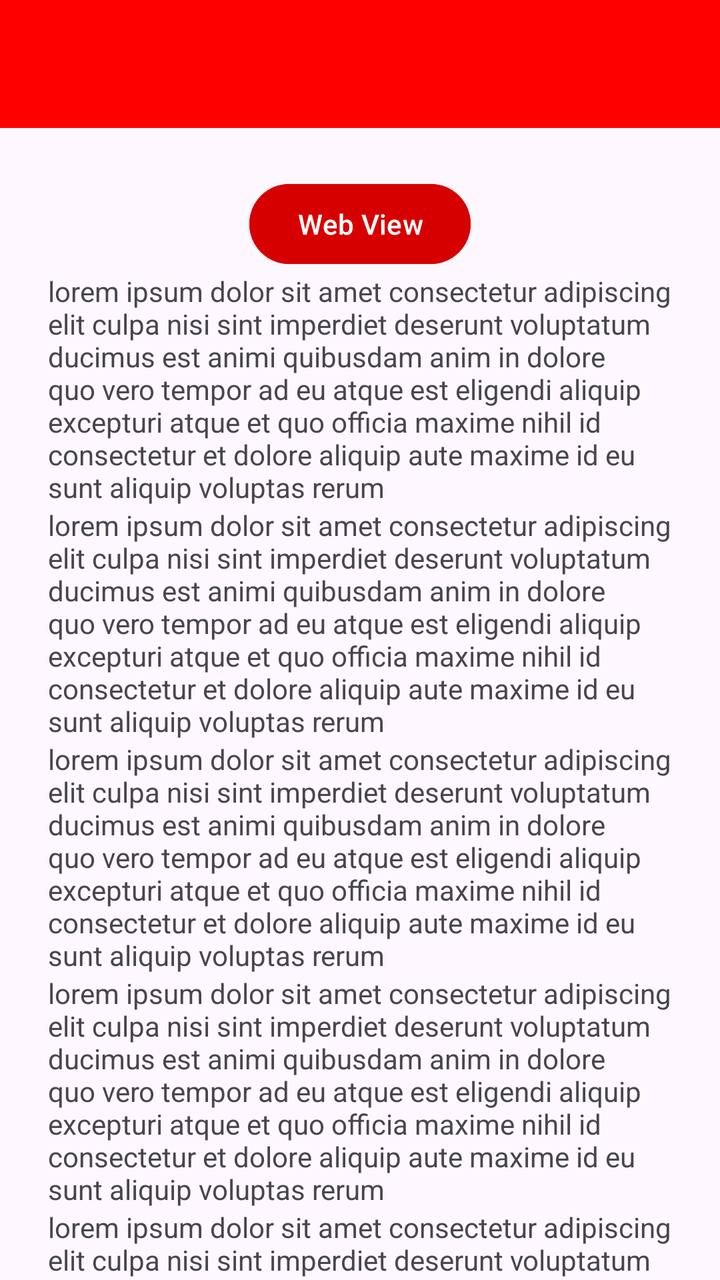
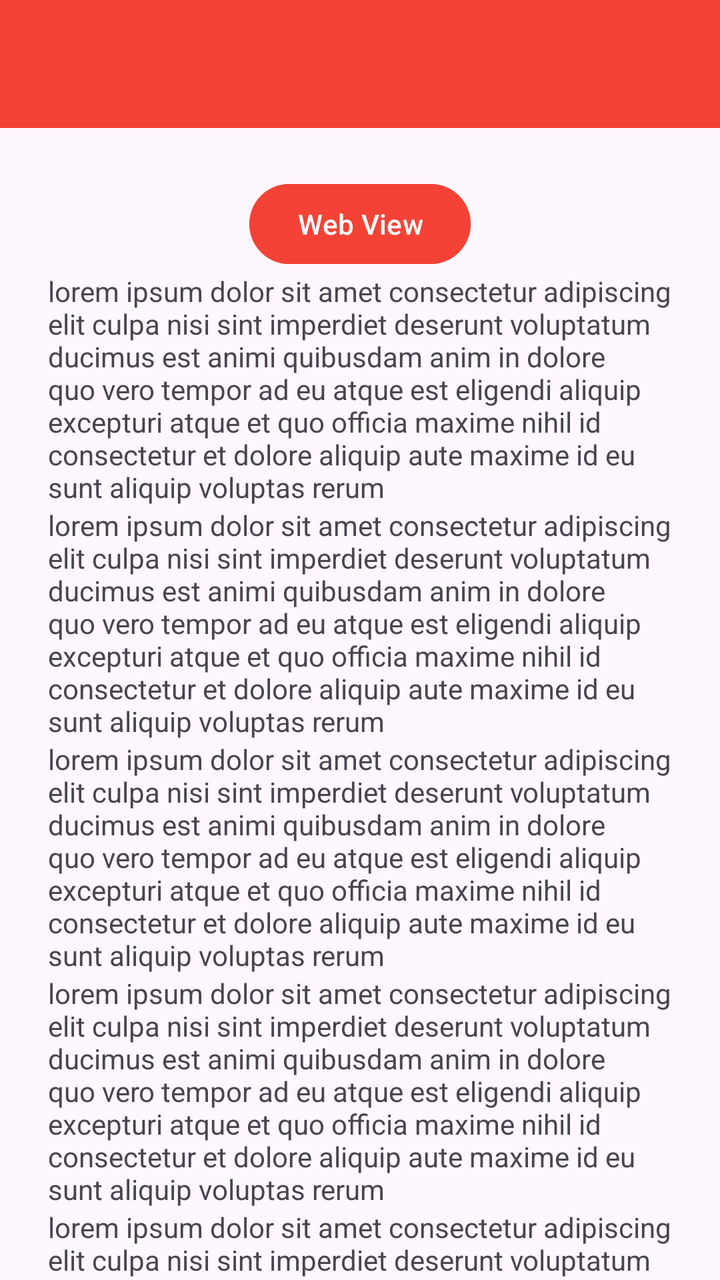

Two renders of the same Android screen: before a commit and after it. Below are the layout's source before the change and the commit's diff.
<!-- AndroidManifest.xml: application theme Theme.Sherine_TIA -->
<!-- res/layout/activity_lima.xml -->
<?xml version="1.0" encoding="utf-8"?>
<androidx.coordinatorlayout.widget.CoordinatorLayout xmlns:android="http://schemas.android.com/apk/res/android"
    xmlns:app="http://schemas.android.com/apk/res-auto"
    xmlns:tools="http://schemas.android.com/tools"
    android:id="@+id/main"
    android:layout_width="match_parent"
    android:layout_height="match_parent"
    tools:context=".Home.pertemuan_5.LimaActivity">

    <com.google.android.material.appbar.AppBarLayout
        android:id="@+id/appBar"
        android:layout_width="match_parent"
        android:layout_height="wrap_content">

        <androidx.appcompat.widget.Toolbar
            android:id="@+id/toolbar"
            android:layout_width="match_parent"
            android:layout_height="?attr/actionBarSize"
            android:background="#FF0000"
            app:layout_constraintBottom_toBottomOf="parent"
            app:layout_constraintEnd_toEndOf="parent"
            app:layout_constraintHorizontal_bias="0.0"
            app:layout_constraintStart_toStartOf="parent"
            app:layout_constraintTop_toTopOf="parent"
            app:layout_constraintVertical_bias="0.0"
            app:subtitleTextColor="@android:color/white"
            app:titleTextColor="@android:color/white"
            app:layout_scrollFlags="scroll|enterAlways"/>
    </com.google.android.material.appbar.AppBarLayout>

    <androidx.core.widget.NestedScrollView
        android:layout_width="match_parent"
        android:layout_height="match_parent"
        android:clipToPadding="false"
        android:padding="24dp"
        app:layout_behavior="@string/appbar_scrolling_view_behavior">

        <LinearLayout
            android:layout_width="match_parent"
            android:layout_height="wrap_content"
            android:gravity="center_horizontal"
            android:orientation="vertical">

            <Button
                android:id="@+id/btnWebView"
                android:layout_width="wrap_content"
                android:layout_height="wrap_content"
                android:text="Web View"
                android:backgroundTint="@color/button"/>
            <TextView
                android:layout_width="match_parent"
                android:layout_height="wrap_content"
                android:text="lorem ipsum dolor sit amet consectetur adipiscing elit culpa nisi sint imperdiet deserunt voluptatum ducimus est animi quibusdam anim in dolore quo vero tempor ad eu atque est eligendi aliquip excepturi atque et quo officia maxime nihil id consectetur et dolore aliquip aute maxime id eu sunt aliquip voluptas rerum" />

            <TextView
                android:layout_width="match_parent"
                android:layout_height="wrap_content"
                android:text="lorem ipsum dolor sit amet consectetur adipiscing elit culpa nisi sint imperdiet deserunt voluptatum ducimus est animi quibusdam anim in dolore quo vero tempor ad eu atque est eligendi aliquip excepturi atque et quo officia maxime nihil id consectetur et dolore aliquip aute maxime id eu sunt aliquip voluptas rerum" />

            <TextView
                android:layout_width="match_parent"
                android:layout_height="wrap_content"
                android:text="lorem ipsum dolor sit amet consectetur adipiscing elit culpa nisi sint imperdiet deserunt voluptatum ducimus est animi quibusdam anim in dolore quo vero tempor ad eu atque est eligendi aliquip excepturi atque et quo officia maxime nihil id consectetur et dolore aliquip aute maxime id eu sunt aliquip voluptas rerum" />

            <TextView
                android:layout_width="match_parent"
                android:layout_height="wrap_content"
                android:text="lorem ipsum dolor sit amet consectetur adipiscing elit culpa nisi sint imperdiet deserunt voluptatum ducimus est animi quibusdam anim in dolore quo vero tempor ad eu atque est eligendi aliquip excepturi atque et quo officia maxime nihil id consectetur et dolore aliquip aute maxime id eu sunt aliquip voluptas rerum" />

            <TextView
                android:layout_width="match_parent"
                android:layout_height="wrap_content"
                android:text="lorem ipsum dolor sit amet consectetur adipiscing elit culpa nisi sint imperdiet deserunt voluptatum ducimus est animi quibusdam anim in dolore quo vero tempor ad eu atque est eligendi aliquip excepturi atque et quo officia maxime nihil id consectetur et dolore aliquip aute maxime id eu sunt aliquip voluptas rerum" />

            <TextView
                android:layout_width="match_parent"
                android:layout_height="wrap_content"
                android:text="lorem ipsum dolor sit amet consectetur adipiscing elit culpa nisi sint imperdiet deserunt voluptatum ducimus est animi quibusdam anim in dolore quo vero tempor ad eu atque est eligendi aliquip excepturi atque et quo officia maxime nihil id consectetur et dolore aliquip aute maxime id eu sunt aliquip voluptas rerum" />

            <TextView
                android:layout_width="match_parent"
                android:layout_height="wrap_content"
                android:text="lorem ipsum dolor sit amet consectetur adipiscing elit culpa nisi sint imperdiet deserunt voluptatum ducimus est animi quibusdam anim in dolore quo vero tempor ad eu atque est eligendi aliquip excepturi atque et quo officia maxime nihil id consectetur et dolore aliquip aute maxime id eu sunt aliquip voluptas rerum" />

            <TextView
                android:layout_width="match_parent"
                android:layout_height="wrap_content"
                android:text="lorem ipsum dolor sit amet consectetur adipiscing elit culpa nisi sint imperdiet deserunt voluptatum ducimus est animi quibusdam anim in dolore quo vero tempor ad eu atque est eligendi aliquip excepturi atque et quo officia maxime nihil id consectetur et dolore aliquip aute maxime id eu sunt aliquip voluptas rerum" />

            <TextView
                android:layout_width="match_parent"
                android:layout_height="wrap_content"
                android:text="lorem ipsum dolor sit amet consectetur adipiscing elit culpa nisi sint imperdiet deserunt voluptatum ducimus est animi quibusdam anim in dolore quo vero tempor ad eu atque est eligendi aliquip excepturi atque et quo officia maxime nihil id consectetur et dolore aliquip aute maxime id eu sunt aliquip voluptas rerum" />

            <TextView
                android:layout_width="match_parent"
                android:layout_height="wrap_content"
                android:text="lorem ipsum dolor sit amet consectetur adipiscing elit culpa nisi sint imperdiet deserunt voluptatum ducimus est animi quibusdam anim in dolore quo vero tempor ad eu atque est eligendi aliquip excepturi atque et quo officia maxime nihil id consectetur et dolore aliquip aute maxime id eu sunt aliquip voluptas rerum" />

            <TextView
                android:layout_width="match_parent"
                android:layout_height="wrap_content"
                android:text="lorem ipsum dolor sit amet consectetur adipiscing elit culpa nisi sint imperdiet deserunt voluptatum ducimus est animi quibusdam anim in dolore quo vero tempor ad eu atque est eligendi aliquip excepturi atque et quo officia maxime nihil id consectetur et dolore aliquip aute maxime id eu sunt aliquip voluptas rerum" />

            <TextView
                android:layout_width="match_parent"
                android:layout_height="wrap_content"
                android:text="lorem ipsum dolor sit amet consectetur adipiscing elit culpa nisi sint imperdiet deserunt voluptatum ducimus est animi quibusdam anim in dolore quo vero tempor ad eu atque est eligendi aliquip excepturi atque et quo officia maxime nihil id consectetur et dolore aliquip aute maxime id eu sunt aliquip voluptas rerum" />

            <TextView
                android:layout_width="match_parent"
                android:layout_height="wrap_content"
                android:text="lorem ipsum dolor sit amet consectetur adipiscing elit culpa nisi sint imperdiet deserunt voluptatum ducimus est animi quibusdam anim in dolore quo vero tempor ad eu atque est eligendi aliquip excepturi atque et quo officia maxime nihil id consectetur et dolore aliquip aute maxime id eu sunt aliquip voluptas rerum" />

            <TextView
                android:layout_width="match_parent"
                android:layout_height="wrap_content"
                android:text="lorem ipsum dolor sit amet consectetur adipiscing elit culpa nisi sint imperdiet deserunt voluptatum ducimus est animi quibusdam anim in dolore quo vero tempor ad eu atque est eligendi aliquip excepturi atque et quo officia maxime nihil id consectetur et dolore aliquip aute maxime id eu sunt aliquip voluptas rerum" />

            <TextView
                android:layout_width="match_parent"
                android:layout_height="wrap_content"
                android:text="lorem ipsum dolor sit amet consectetur adipiscing elit culpa nisi sint imperdiet deserunt voluptatum ducimus est animi quibusdam anim in dolore quo vero tempor ad eu atque est eligendi aliquip excepturi atque et quo officia maxime nihil id consectetur et dolore aliquip aute maxime id eu sunt aliquip voluptas rerum" />

            <TextView
                android:layout_width="match_parent"
                android:layout_height="wrap_content"
                android:text="lorem ipsum dolor sit amet consectetur adipiscing elit culpa nisi sint imperdiet deserunt voluptatum ducimus est animi quibusdam anim in dolore quo vero tempor ad eu atque est eligendi aliquip excepturi atque et quo officia maxime nihil id consectetur et dolore aliquip aute maxime id eu sunt aliquip voluptas rerum" />

            <TextView
                android:layout_width="match_parent"
                android:layout_height="wrap_content"
                android:text="lorem ipsum dolor sit amet consectetur adipiscing elit culpa nisi sint imperdiet deserunt voluptatum ducimus est animi quibusdam anim in dolore quo vero tempor ad eu atque est eligendi aliquip excepturi atque et quo officia maxime nihil id consectetur et dolore aliquip aute maxime id eu sunt aliquip voluptas rerum" />
        </LinearLayout>
    </androidx.core.widget.NestedScrollView>
</androidx.coordinatorlayout.widget.CoordinatorLayout>
<!-- resources referenced by this layout -->
<resources>
  <color name="button">#D60000</color>
  <style name="Theme.Sherine_TIA" parent="Base.Theme.Sherine_TIA" />
  <style name="Base.Theme.Sherine_TIA" parent="Theme.Material3.DayNight.NoActionBar">
          
          
      </style>
</resources>

<!-- the commit's change to res/layout/activity_lima.xml (unified diff, before → after) -->
@@ -16,7 +16,7 @@
             android:id="@+id/toolbar"
             android:layout_width="match_parent"
             android:layout_height="?attr/actionBarSize"
-            android:background="#FF0000"
+            android:background="#F44336"
             app:layout_constraintBottom_toBottomOf="parent"
             app:layout_constraintEnd_toEndOf="parent"
             app:layout_constraintHorizontal_bias="0.0"
@@ -46,7 +46,7 @@
                 android:layout_width="wrap_content"
                 android:layout_height="wrap_content"
                 android:text="Web View"
-                android:backgroundTint="@color/button"/>
+                android:backgroundTint="#F44336"/>
             <TextView
                 android:layout_width="match_parent"
                 android:layout_height="wrap_content"
<!-- resource entries referenced after the edit -->
@@ -1,6 +1,5 @@
 <!-- resources referenced by this layout -->
 <resources>
-  <color name="button">#D60000</color>
   <style name="Theme.Sherine_TIA" parent="Base.Theme.Sherine_TIA" />
   <style name="Base.Theme.Sherine_TIA" parent="Theme.Material3.DayNight.NoActionBar">
           
